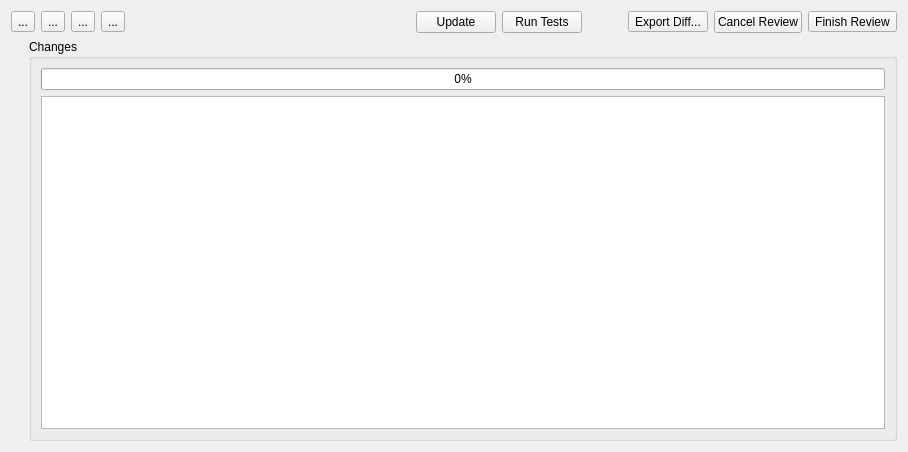
This is plugins/patchreview/patchreview.ui in KDE/kdevelop as Qt 5 draws it before an edit. The edited form follows.
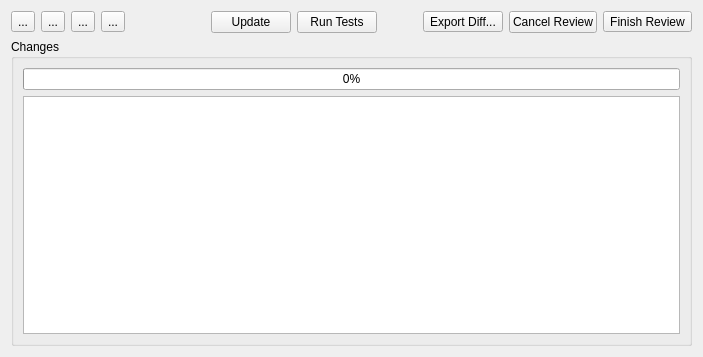
This is the edited form.

Commit message: Make it possible to have the patch review in a vertical layout

The edit to the form file:
```diff
--- a/plugins/patchreview/patchreview.ui
+++ b/plugins/patchreview/patchreview.ui
@@ -6,16 +6,18 @@
    <rect>
     <x>0</x>
     <y>0</y>
-    <width>908</width>
-    <height>452</height>
+    <width>703</width>
+    <height>357</height>
    </rect>
   </property>
   <property name="windowTitle">
    <string>Edit Patch</string>
   </property>
-  <layout class="QGridLayout" name="gridLayout">
-   <item row="0" column="0" colspan="4">
-    <layout class="QHBoxLayout" name="horizontalLayout_3">
+  <layout class="QVBoxLayout" name="verticalLayout_2">
+   <item>
+    <layout class="QHBoxLayout" name="buttonsLayout">
+     <item>
+      <layout class="QHBoxLayout" name="horizontalLayout">
      <item>
       <widget class="QToolButton" name="previousFile">
        <property name="toolTip">
@@ -63,8 +65,8 @@
        </property>
        <property name="sizeHint" stdset="0">
         <size>
-         <width>448</width>
-         <height>20</height>
+           <width>60</width>
+           <height>21</height>
         </size>
        </property>
       </spacer>
@@ -89,8 +91,10 @@
        </property>
       </widget>
      </item>
+      </layout>
+     </item>
      <item>
-      <spacer name="horizontalSpacer_2">
+      <spacer name="buttonsSpacer">
        <property name="orientation">
         <enum>Qt::Horizontal</enum>
        </property>
@@ -106,6 +110,8 @@
       </spacer>
      </item>
      <item>
+      <layout class="QHBoxLayout" name="horizontalLayout_3">
+       <item>
       <widget class="QToolButton" name="exportReview">
        <property name="text">
         <string>Export Diff...</string>
@@ -137,14 +143,17 @@
      </item>
     </layout>
    </item>
-   <item row="3" column="0">
-    <layout class="QVBoxLayout" name="customWidgetsLayout"/>
+    </layout>
    </item>
-   <item row="1" column="3" rowspan="3">
+   <item>
+    <layout class="QHBoxLayout" name="contentLayout">
+     <item>
     <widget class="QGroupBox" name="filesGroup">
      <property name="title">
       <string>Changes</string>
      </property>
+       <layout class="QHBoxLayout" name="horizontalLayout_2">
+        <item>
      <layout class="QVBoxLayout" name="verticalLayout">
       <item>
        <widget class="QProgressBar" name="testProgressBar">
@@ -161,7 +170,11 @@
        </widget>
       </item>
      </layout>
-    </widget>
+        </item>
+       </layout>
+      </widget>
+     </item>
+    </layout>
    </item>
   </layout>
  </widget>
```
Lines whose indentation alone changed are shown as unchanged. The commit also changes 2 other files.
